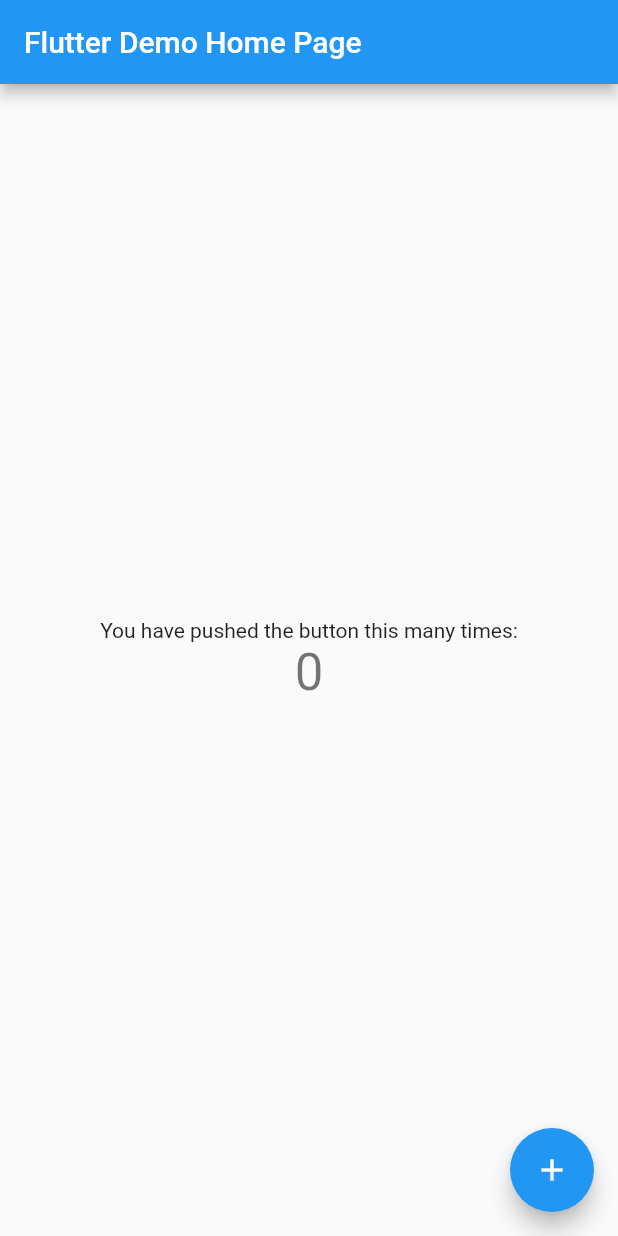
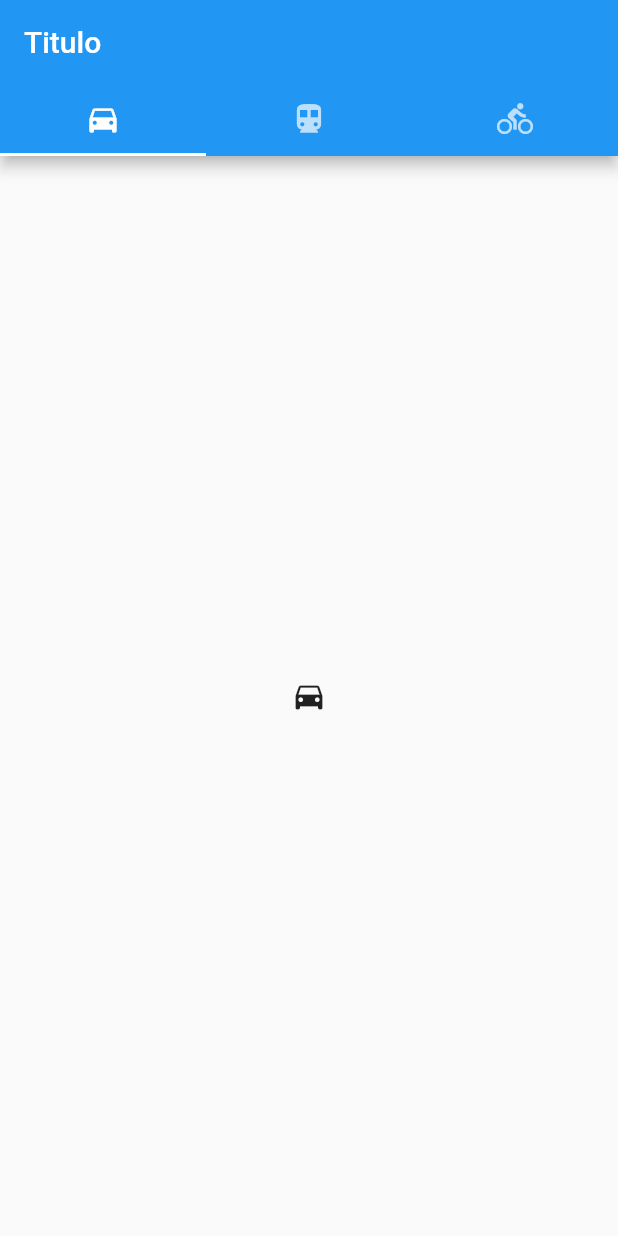
Before and after one commit to OtavioHo/flutter_todo_list, a Flutter app: the screen it shows after launch, on a phone screen of 412 x 824 dp. Run offline on Flutter 3.47's test engine with Material 2 defaults, Android fonts, the phone set to English and light mode, and no system bars.

Commit message:
Configure tab layout

```diff
--- a/lib/main.dart
+++ b/lib/main.dart
@@ -1,4 +1,5 @@
 import 'package:flutter/material.dart';
+import 'tabBar.dart';
 
 void main() => runApp(MyApp());
 
@@ -20,7 +21,7 @@ class MyApp extends StatelessWidget {
         // is not restarted.
         primarySwatch: Colors.blue,
       ),
-      home: MyHomePage(title: 'Flutter Demo Home Page'),
+      home: Tabs(tabLength: 3, title: Text('Titulo')),
     );
   }
 }
--- /dev/null
+++ b/lib/tabBar.dart
@@ -0,0 +1,37 @@
+import 'package:flutter/material.dart';
+import 'TaskList.dart';
+
+class Tabs extends StatelessWidget {
+  Tabs({
+    Key key,
+    this.tabLength,
+    this.title,
+  }) : super(key: key);
+
+  final int tabLength;
+  final Text title;
+
+  @override
+  Widget build(BuildContext context) {
+    return DefaultTabController(
+      length: this.tabLength,
+      child: Scaffold(
+        appBar: AppBar(
+          bottom: TabBar(tabs: [
+            Tab(icon: Icon(Icons.directions_car)),
+            Tab(icon: Icon(Icons.directions_transit)),
+            Tab(icon: Icon(Icons.directions_bike)),
+          ]),
+          title: this.title,
+        ),
+        body: TabBarView(
+          children: [
+            Icon(Icons.directions_car),
+            Icon(Icons.directions_transit),
+            TaskList(),
+          ],
+        ),
+      ),
+    );
+  }
+}
```
